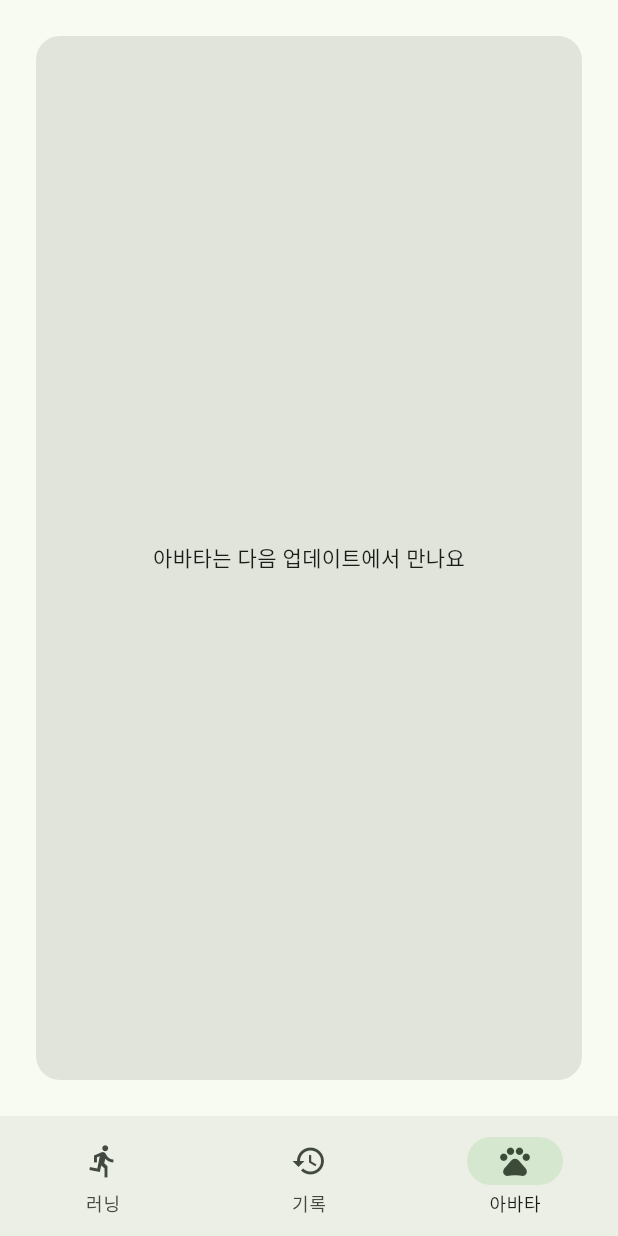
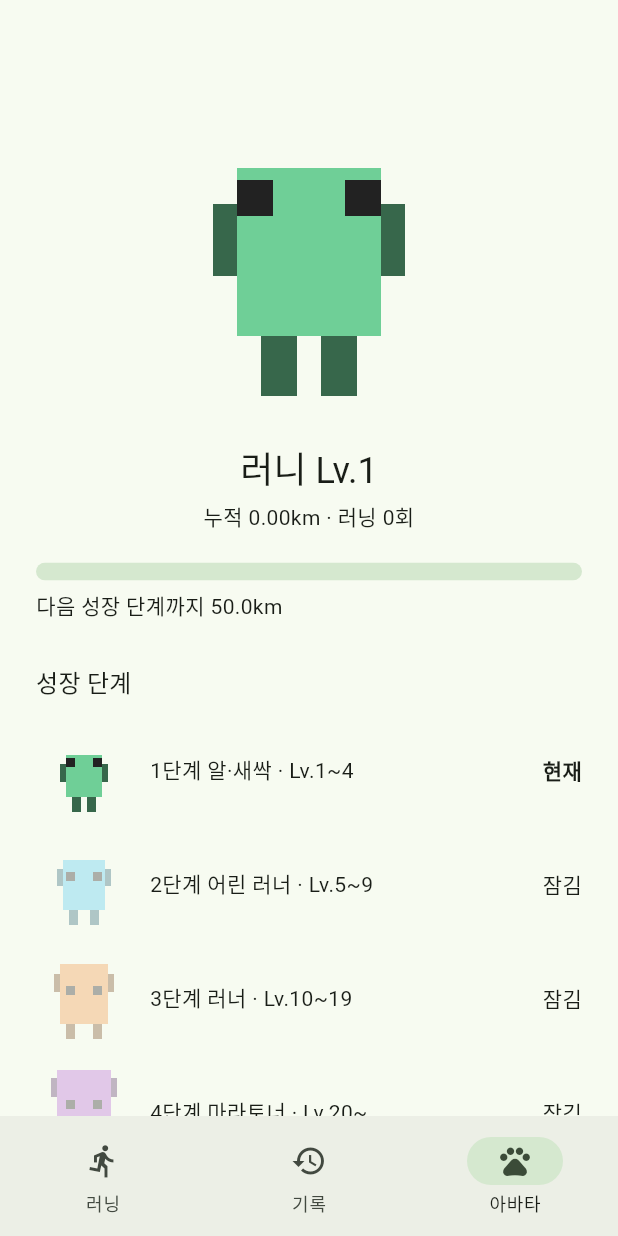
Before and after one commit to dhkim1522/runmagochi, a Flutter app: the screen it shows after launch, item 3 of the bottom bar chosen, on a phone screen of 412 x 824 dp. Run offline on Flutter 3.47's test engine with Material 3 defaults, Android fonts, the phone set to English and light mode, and no system bars; our stand-ins replace drift, drift_flutter, flutter_riverpod, geolocator, permission_handler; accounts and stored records are empty; generated files the repository leaves out were written again.

Commit message:
feat: 아바타 탭
Co-Authored-By: Claude Sonnet 5.5 <noreply@anthropic.com>

```diff
--- a/lib/app.dart
+++ b/lib/app.dart
@@ -1,6 +1,6 @@
 import 'package:flutter/material.dart';
 
-import 'avatar/ui/avatar_placeholder.dart';
+import 'avatar/ui/avatar_screen.dart';
 import 'run/ui/history_screen.dart';
 import 'run/ui/home_screen.dart';
 
@@ -35,12 +35,7 @@ class _HomeShellState extends State<_HomeShell> {
         children: const [
           HomeScreen(),
           HistoryScreen(),
-          Center(
-            child: Padding(
-              padding: EdgeInsets.all(24),
-              child: AvatarPlaceholder(),
-            ),
-          ),
+          AvatarScreen(),
         ],
       ),
       bottomNavigationBar: NavigationBar(
--- a/lib/avatar/ui/avatar_placeholder.dart
+++ /dev/null
@@ -1,19 +0,0 @@
-import 'package:flutter/material.dart';
-
-class AvatarPlaceholder extends StatelessWidget {
-  const AvatarPlaceholder({super.key});
-
-  @override
-  Widget build(BuildContext context) {
-    final scheme = Theme.of(context).colorScheme;
-    return Container(
-      alignment: Alignment.center,
-      padding: const EdgeInsets.all(24),
-      decoration: BoxDecoration(
-        color: scheme.surfaceContainerHighest,
-        borderRadius: BorderRadius.circular(16),
-      ),
-      child: const Text('아바타는 다음 업데이트에서 만나요'),
-    );
-  }
-}
--- /dev/null
+++ b/lib/avatar/ui/avatar_screen.dart
@@ -0,0 +1,142 @@
+import 'package:flutter/material.dart';
+import 'package:flutter_riverpod/flutter_riverpod.dart';
+
+import '../../core/format.dart';
+import '../app/providers.dart';
+import '../domain/growth_rules.dart';
+import '../domain/growth_state.dart';
+import 'avatar_view.dart';
+
+/// 단계 이름. 인덱스 0 이 1단계.
+const _stageNames = ['알·새싹', '어린 러너', '러너', '마라토너'];
+
+/// `Lv.1~4`, 마지막 단계는 `Lv.20~`.
+String _levelRange(int stage) {
+  final start = stageStartLevels[stage - 1];
+  if (stage >= stageStartLevels.length) return 'Lv.$start~';
+  return 'Lv.$start~${stageStartLevels[stage] - 1}';
+}
+
+/// 세 번째 탭: 아바타와 성장 단계.
+class AvatarScreen extends ConsumerWidget {
+  const AvatarScreen({super.key});
+
+  @override
+  Widget build(BuildContext context, WidgetRef ref) {
+    // 갱신 중에도 이전 값을 유지한다.
+    final g = ref.watch(growthStateProvider).value;
+    if (g == null) return const SizedBox.shrink();
+    final theme = Theme.of(context);
+    return SafeArea(
+      child: SingleChildScrollView(
+        padding: const EdgeInsets.all(24),
+        child: Column(
+          crossAxisAlignment: CrossAxisAlignment.stretch,
+          children: [
+            Center(
+              child: AvatarView(
+                stage: g.stage,
+                mood: g.mood,
+                action: AvatarAction.idle,
+                scale: 8,
+              ),
+            ),
+            const SizedBox(height: 16),
+            Text(
+              '${g.name} Lv.${g.level.level}',
+              textAlign: TextAlign.center,
+              style: theme.textTheme.headlineSmall,
+            ),
+            const SizedBox(height: 4),
+            Text(
+              '누적 ${formatKm(g.totalDistanceM)}km · 러닝 ${g.runCount}회',
+              textAlign: TextAlign.center,
+              style: theme.textTheme.bodyMedium,
+            ),
+            const SizedBox(height: 20),
+            _StageProgress(g),
+            const SizedBox(height: 28),
+            Text('성장 단계', style: theme.textTheme.titleMedium),
+            const SizedBox(height: 8),
+            for (var s = 1; s <= stageStartLevels.length; s++)
+              _StageRow(stage: s, currentStage: g.stage),
+          ],
+        ),
+      ),
+    );
+  }
+}
+
+class _StageProgress extends StatelessWidget {
+  const _StageProgress(this.g);
+  final GrowthState g;
+
+  @override
+  Widget build(BuildContext context) {
+    final remaining = g.xpToNextStage;
+    double value = 1;
+    if (remaining != null) {
+      final from = xpToReachLevel(stageStartLevels[g.stage - 1]);
+      final to = xpToReachLevel(stageStartLevels[g.stage]);
+      value = ((g.totalXp - from) / (to - from)).clamp(0.0, 1.0);
+    }
+    return Column(
+      crossAxisAlignment: CrossAxisAlignment.start,
+      children: [
+        ClipRRect(
+          borderRadius: BorderRadius.circular(6),
+          child: LinearProgressIndicator(value: value, minHeight: 12),
+        ),
+        const SizedBox(height: 6),
+        Text(
+          remaining == null
+              ? '최고 단계'
+              : '다음 성장 단계까지 ${(remaining / 10).toStringAsFixed(1)}km',
+          style: Theme.of(context).textTheme.bodyMedium,
+        ),
+      ],
+    );
+  }
+}
+
+class _StageRow extends StatelessWidget {
+  const _StageRow({required this.stage, required this.currentStage});
+  final int stage;
+  final int currentStage;
+
+  @override
+  Widget build(BuildContext context) {
+    final locked = stage > currentStage;
+    final status = stage == currentStage
+        ? '현재'
+        : locked
+        ? '잠김'
+        : '달성';
+    final preview = AvatarView(
+      stage: stage,
+      mood: AvatarMood.normal,
+      action: AvatarAction.idle,
+      scale: 2,
+    );
+    return Padding(
+      padding: const EdgeInsets.symmetric(vertical: 6),
+      child: Row(
+        children: [
+          Opacity(opacity: locked ? 0.35 : 1, child: preview),
+          const SizedBox(width: 12),
+          Expanded(
+            child: Text(
+              '$stage단계 ${_stageNames[stage - 1]} · ${_levelRange(stage)}',
+            ),
+          ),
+          Text(
+            status,
+            style: TextStyle(
+              fontWeight: stage == currentStage ? FontWeight.bold : null,
+            ),
+          ),
+        ],
+      ),
+    );
+  }
+}
```
Also changed, not shown: 1 other file.
